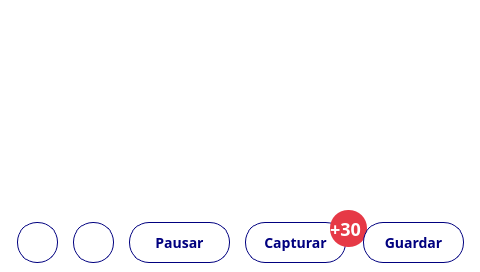
Giocerz/water_quality_rpi_unal, file src/views/MonitoringView/Monitoring.ui: the form before one commit.
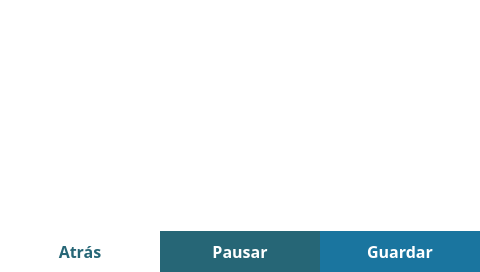
The form after the commit.

Commit message: Refactor MonitoringView and UI components

The edit to the form file:
```diff
--- a/src/views/MonitoringView/Monitoring.ui
+++ b/src/views/MonitoringView/Monitoring.ui
@@ -35,124 +35,78 @@
 </string>
   </property>
   <widget class="QWidget" name="centralwidget">
-   <widget class="QPushButton" name="pauseBtn">
-    <property name="geometry">
-     <rect>
-      <x>129</x>
-      <y>222</y>
-      <width>101</width>
-      <height>41</height>
-     </rect>
-    </property>
-    <property name="styleSheet">
-     <string notr="true">border-radius: 20px;</string>
-    </property>
-    <property name="text">
-     <string>Pausar</string>
-    </property>
-   </widget>
-   <widget class="QPushButton" name="backBtn">
-    <property name="geometry">
-     <rect>
-      <x>17</x>
-      <y>222</y>
-      <width>41</width>
-      <height>41</height>
-     </rect>
-    </property>
-    <property name="styleSheet">
-     <string notr="true">	height: 40px;
-	border-radius: 20px;
-	border: 1px solid #00007f;
-	background-color: white;
-	color: #00007f;
-	font-weight: 500;
-	font-size: 16px;</string>
-    </property>
-    <property name="text">
-     <string/>
-    </property>
-   </widget>
-   <widget class="QPushButton" name="captureBtn">
-    <property name="geometry">
-     <rect>
-      <x>245</x>
-      <y>222</y>
-      <width>101</width>
-      <height>41</height>
-     </rect>
-    </property>
-    <property name="styleSheet">
-     <string notr="true">border-radius: 20px;</string>
-    </property>
-    <property name="text">
-     <string>Capturar</string>
-    </property>
-   </widget>
-   <widget class="QLabel" name="captureCountLbl">
-    <property name="geometry">
-     <rect>
-      <x>330</x>
-      <y>210</y>
-      <width>37</width>
-      <height>37</height>
-     </rect>
-    </property>
-    <property name="styleSheet">
-     <string notr="true">background-color: #e63946;
-font-size: 18px;
-font-weight: bold;
-color: white;
-border-radius: 18px;
-</string>
-    </property>
-    <property name="text">
-     <string>+30</string>
-    </property>
-   </widget>
    <widget class="QWidget" name="indicatorsWidget" native="true">
     <property name="geometry">
      <rect>
-      <x>0</x>
+      <x>20</x>
       <y>0</y>
-      <width>481</width>
-      <height>211</height>
+      <width>461</width>
+      <height>230</height>
      </rect>
     </property>
    </widget>
-   <widget class="QPushButton" name="optionsBtn">
+   <widget class="QPushButton" name="backBtn">
     <property name="geometry">
      <rect>
-      <x>73</x>
-      <y>222</y>
-      <width>41</width>
+      <x>0</x>
+      <y>231</y>
+      <width>160</width>
       <height>41</height>
      </rect>
     </property>
     <property name="styleSheet">
-     <string notr="true">	height: 40px;
-	border-radius: 20px;
-	border: 1px solid #00007f;
+     <string notr="true">QPushButton {
 	background-color: white;
-	color: #00007f;
+	color: #266676;
+	font-size: 16px;
+	border: none;
+}</string>
+    </property>
+    <property name="text">
+     <string>Atrás</string>
+    </property>
+   </widget>
+   <widget class="QPushButton" name="pauseBtn">
+    <property name="geometry">
+     <rect>
+      <x>160</x>
+      <y>231</y>
+      <width>160</width>
+      <height>41</height>
+     </rect>
+    </property>
+    <property name="styleSheet">
+     <string notr="true">QPushButton {
+	background-color: #266676;
+	color: white;
+	font-size: 16px;
 	font-weight: 500;
-	font-size: 16px;</string>
+	height: 50px;
+	border: none;
+}</string>
     </property>
     <property name="text">
-     <string/>
+     <string>Pausar</string>
     </property>
    </widget>
    <widget class="QPushButton" name="saveBtn">
     <property name="geometry">
      <rect>
-      <x>363</x>
-      <y>222</y>
-      <width>101</width>
+      <x>320</x>
+      <y>231</y>
+      <width>160</width>
       <height>41</height>
      </rect>
     </property>
     <property name="styleSheet">
-     <string notr="true">border-radius: 20px;</string>
+     <string notr="true">QPushButton {
+	background-color: #1a759f;
+	color: white;
+	font-size: 16px;
+	font-weight: 500;
+	height: 50px;
+	border: none;
+}</string>
     </property>
     <property name="text">
      <string>Guardar</string>
```
Left out of the diff: 7 changed lines with no effect on the pictures. The commit also changes 12 other files.
